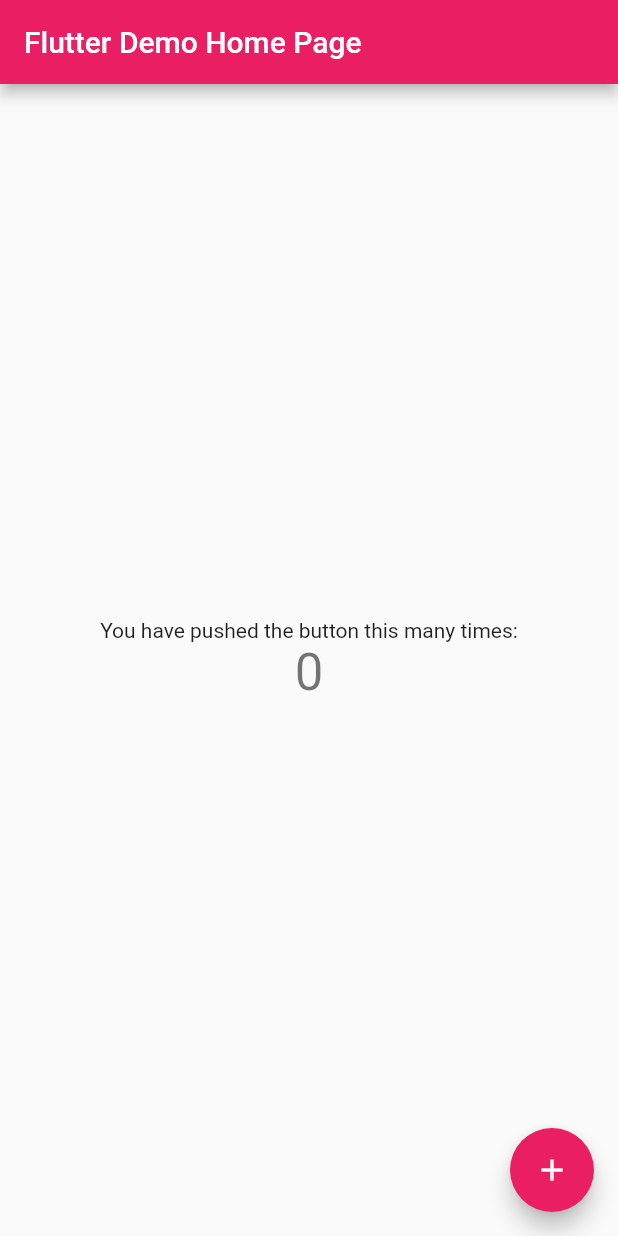
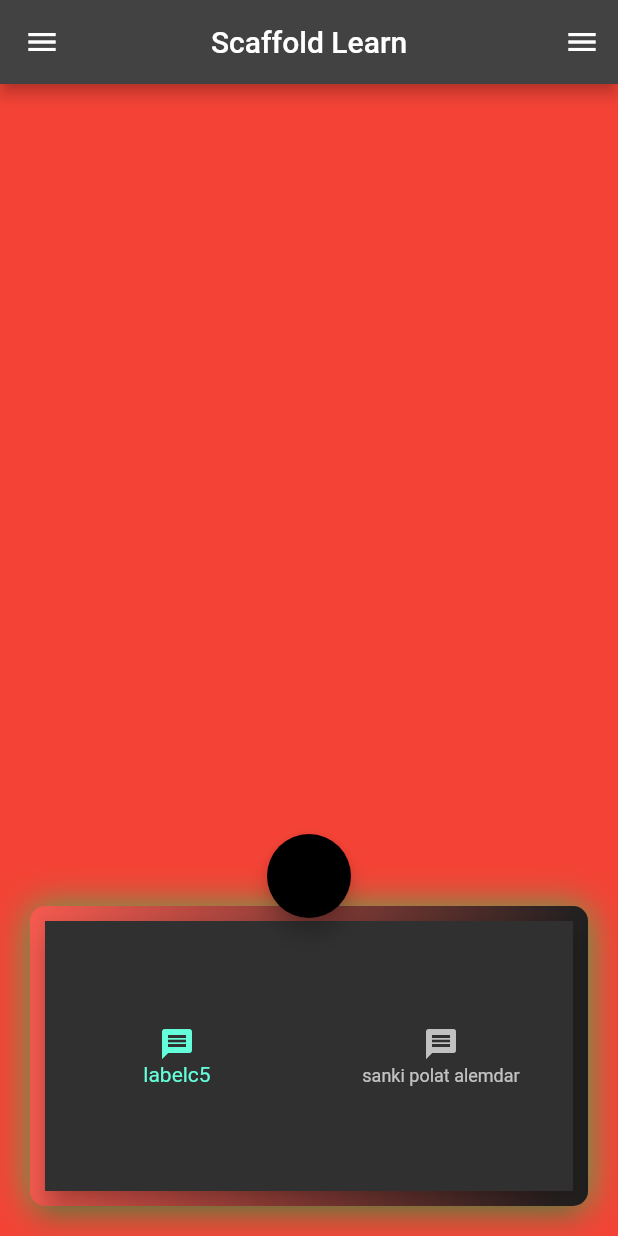
Before and after one commit to hmtbasdas/flutter_learn_full, a Flutter app: the screen it shows after launch, on a phone screen of 412 x 824 dp. Run offline on Flutter 3.47's test engine with Material 2 defaults, Android fonts, the phone set to English and light mode, and no system bars.

Commit message:
container_sized_box_learn_view

```diff
--- /dev/null
+++ b/lib/101/container_sized_box_learn_view.dart
@@ -0,0 +1,79 @@
+import 'package:flutter/material.dart';
+
+class ContainerSizedBoxLearn extends StatelessWidget {
+  const ContainerSizedBoxLearn({Key? key}) : super(key: key);
+
+  @override
+  Widget build(BuildContext context) {
+    return Scaffold(
+      appBar: AppBar(),
+      body: Column(
+        children: [
+          SizedBox(
+            width: 200,
+            child: Text(
+              'sadas' * 20,
+            ),
+          ),
+          const SizedBox.shrink(),
+          SizedBox.square(
+            dimension: 100,
+            child: Text("bbb" * 1000),
+          ),
+
+          Container(
+            height: 50,
+            constraints: BoxConstraints(
+              minWidth: 50,
+              maxWidth: 100,
+            ),
+            padding: EdgeInsets.all(10),
+            margin: EdgeInsets.all(10),
+            decoration: /*ProjectContainerDecoration(),*/ ProjectUtility.boxDecoration,
+          ),
+        ],
+      )
+    );
+  }
+
+}
+
+class ProjectUtility {
+  static BoxDecoration boxDecoration = BoxDecoration(
+    borderRadius: BorderRadius.circular(10),
+    gradient: LinearGradient(
+        colors: [
+          Colors.red,
+          Colors.black,
+        ]
+    ),
+    boxShadow: [
+      BoxShadow(
+        color: Colors.green,
+        offset: Offset(0.1, 1),
+        blurRadius: 20,
+      ),
+    ],
+    border: Border.all(width: 10, color: Colors.white12),
+  );
+}
+
+class ProjectContainerDecoration extends BoxDecoration {
+  ProjectContainerDecoration() : super (
+      borderRadius: BorderRadius.circular(10),
+      gradient: LinearGradient(
+          colors: [
+            Colors.red,
+            Colors.black,
+          ]
+      ),
+      boxShadow: [
+        BoxShadow(
+          color: Colors.green,
+          offset: Offset(0.1, 1),
+          blurRadius: 20,
+        ),
+      ],
+      border: Border.all(width: 10, color: Colors.white12),
+  );
+}
--- /dev/null
+++ b/lib/101/scaffold_learn_view.dart
@@ -0,0 +1,57 @@
+import 'package:flutter/material.dart';
+import 'package:flutterlearn/101/container_sized_box_learn_view.dart';
+
+class ScaffoldLearn extends StatelessWidget {
+  const ScaffoldLearn({Key? key}) : super(key: key);
+
+  @override
+  Widget build(BuildContext context) {
+    return Scaffold(
+      appBar: AppBar(
+        title: Text("Scaffold Learn"),
+        centerTitle: true,
+      ),
+      extendBody: true,
+      body: Container(),
+      backgroundColor: Colors.red,
+      floatingActionButton: FloatingActionButton(
+        onPressed: (){
+          showModalBottomSheet(context: context,
+          builder: (context) => Container(
+            height: 200,
+            child: Text("asda"),
+          ),
+          );
+        },
+        backgroundColor: Colors.black,
+      ),
+      drawer: Drawer(),
+      endDrawer: Drawer(),
+      onDrawerChanged: (value){
+        debugPrint("sol: " + value.toString());
+      },
+      onEndDrawerChanged: (value){
+        debugPrint("sag: " + value.toString());
+      },
+      //bottomSheet: Text("anan"),
+      floatingActionButtonLocation: FloatingActionButtonLocation.centerDocked,
+      bottomNavigationBar: Container(
+        height: 200,
+        margin: EdgeInsets.all(20),
+        decoration: ProjectUtility.boxDecoration,
+        child: BottomNavigationBar(
+          items: [
+            BottomNavigationBarItem(
+              icon: Icon(Icons.message),
+              label: "labelc5",
+            ),
+            BottomNavigationBarItem(
+              icon: Icon(Icons.message),
+              label: "sanki polat alemdar",
+            ),
+          ],
+        ),
+      )
+    );
+  }
+}
--- a/lib/main.dart
+++ b/lib/main.dart
@@ -1,4 +1,7 @@
 import 'package:flutter/material.dart';
+import 'package:flutterlearn/101/container_sized_box_learn_view.dart';
+import 'package:flutterlearn/101/scaffold_learn_view.dart';
+import 'package:flutterlearn/101/text_learn_view.dart';
 
 void main() {
   runApp(const MyApp());
@@ -11,58 +14,10 @@ class MyApp extends StatelessWidget {
   @override
   Widget build(BuildContext context) {
     return MaterialApp(
-      title: 'Flutter Demo',
-      theme: ThemeData(
-        primarySwatch: Colors.pink,
-      ),
-      home: const MyHomePage(title: 'Flutter Demo Home Page'),
+      title: 'Sa',
+      theme: ThemeData.dark(),
+      home: ScaffoldLearn(),
+      debugShowCheckedModeBanner: false,
     );
   }
 }
-
-class MyHomePage extends StatefulWidget {
-  const MyHomePage({Key? key, required this.title}) : super(key: key);
-
-  final String title;
-
-  @override
-  State<MyHomePage> createState() => _MyHomePageState();
-}
-
-class _MyHomePageState extends State<MyHomePage> {
-  int _counter = 0;
-
-  void _incrementCounter() {
-    setState(() {
-      _counter = _counter + 5;
-    });
-  }
-
-  @override
-  Widget build(BuildContext context) {// than having to individually change instances of widgets.
-    return Scaffold(
-      appBar: AppBar(
-        title: Text(widget.title),
-      ),
-      body: Center(
-        child: Column(
-          mainAxisAlignment: MainAxisAlignment.center,
-          children: <Widget>[
-            const Text(
-              'You have pushed the button this many times:',
-            ),
-            Text(
-              '$_counter',
-              style: Theme.of(context).textTheme.headline4,
-            ),
-          ],
-        ),
-      ),
-      floatingActionButton: FloatingActionButton(
-        onPressed: _incrementCounter,
-        tooltip: 'Increment',
-        child: const Icon(Icons.add),
-      ), // This trailing comma makes auto-formatting nicer for build methods.
-    );
-  }
-}
```
Also changed, not shown: lib/101/text_learn_view.dart (added, +65 -0 lines), lib/101/text_learn.dart (deleted).
